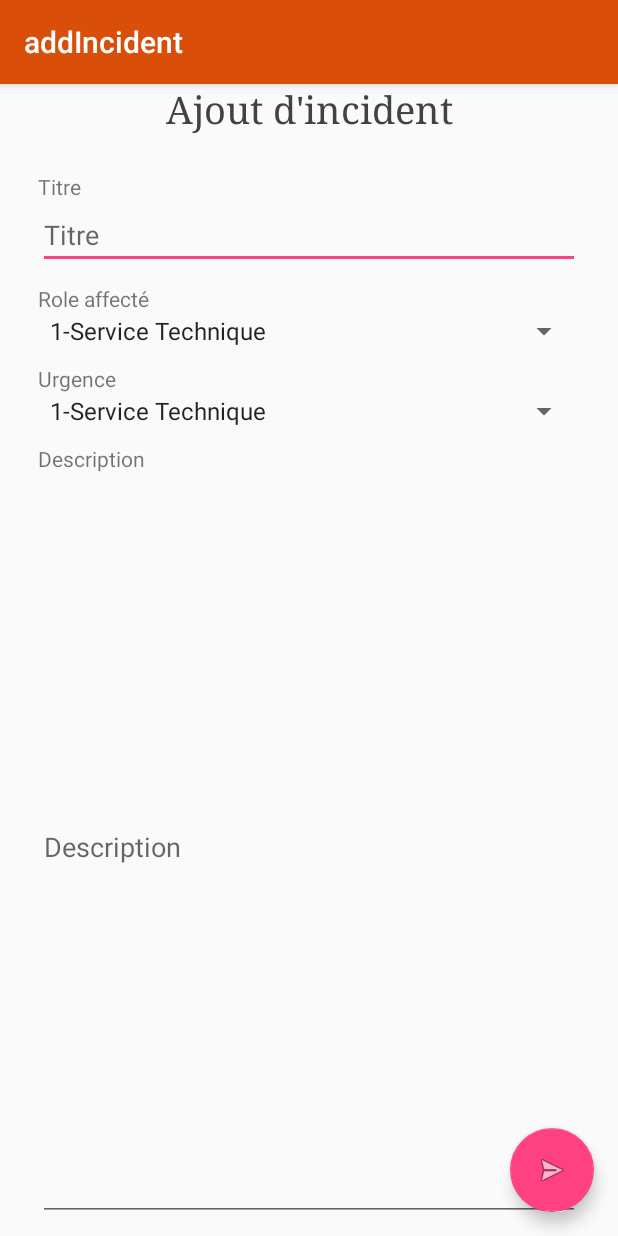
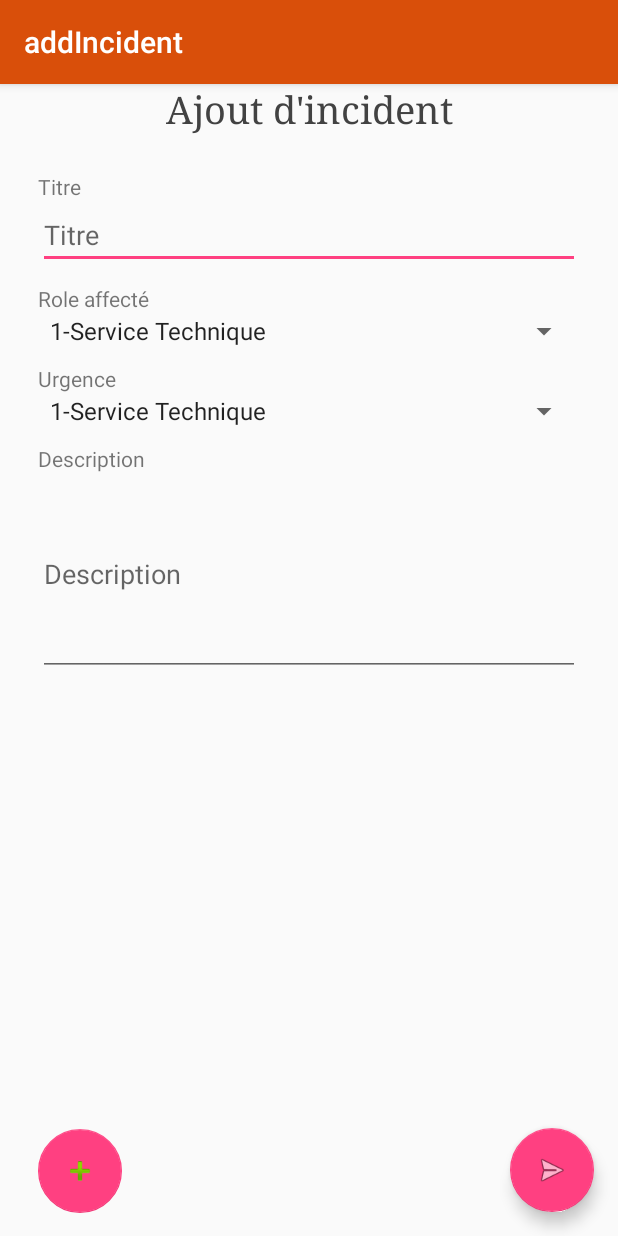
Before and after one commit to AlexanderHow/GHMAndroid2, an Android app: the addIncident screen opened directly, with no data from a screen before it, on a phone screen of 412 x 824 dp. Run offline under Robolectric (Android 15) with nearby library versions, the phone set to English and light mode, and no system bars.

Commit message:
Take photos

```diff
--- a/app/src/main/AndroidManifest.xml
+++ b/app/src/main/AndroidManifest.xml
@@ -1,6 +1,10 @@
 <?xml version="1.0" encoding="utf-8"?>
 <manifest xmlns:android="http://schemas.android.com/apk/res/android"
     package="com.td.fr.unice.polytech.ghmandroid">
+
+
+    <uses-feature android:name="android.hardware.camera"
+        android:required="true" />
 
     <application
         android:allowBackup="true"
--- a/app/src/main/java/com/td/fr/unice/polytech/ghmandroid/addIncident.java
+++ b/app/src/main/java/com/td/fr/unice/polytech/ghmandroid/addIncident.java
@@ -1,16 +1,30 @@
 package com.td.fr.unice.polytech.ghmandroid;
 
+import android.content.ContentResolver;
 import android.content.Intent;
+import android.graphics.Bitmap;
+import android.graphics.BitmapFactory;
 import android.os.Bundle;
+import android.provider.MediaStore;
 import android.support.design.widget.FloatingActionButton;
 import android.support.design.widget.Snackbar;
+import android.support.v4.view.ViewPager;
 import android.support.v7.app.AppCompatActivity;
 import android.support.v7.widget.Toolbar;
+import android.net.Uri;
 import android.text.TextUtils;
 import android.view.View;
 import android.widget.ArrayAdapter;
+import android.widget.Button;
 import android.widget.EditText;
+import android.widget.ImageView;
 import android.widget.Spinner;
+
+import com.td.fr.unice.polytech.ghmandroid.NF.CameraPreview;
+
+import java.io.ByteArrayOutputStream;
+import java.io.FileNotFoundException;
+import java.io.InputStream;
 
 public class addIncident extends AppCompatActivity {
 
@@ -18,6 +32,7 @@ public class addIncident extends AppCompatActivity {
     private Spinner userRole;
     private Spinner urgence;
     private EditText description;
+    private Bitmap image;
 
     @Override
     protected void onCreate(Bundle savedInstanceState) {
@@ -42,6 +57,19 @@ public class addIncident extends AppCompatActivity {
                 R.array.urgence_array, android.R.layout.simple_spinner_item);
         adapterUrg.setDropDownViewResource(android.R.layout.simple_spinner_dropdown_item);
         spinnerUrg.setAdapter(adapter);
+
+        FloatingActionButton cameraButton = (FloatingActionButton) findViewById(R.id.cameraButton);
+        ImageView imageView = (ImageView) findViewById(R.id.imageView);
+
+        cameraButton.setOnClickListener(new View.OnClickListener() {
+            @Override
+            public void onClick(View view) {
+                Intent intent = new Intent(MediaStore.ACTION_IMAGE_CAPTURE);
+                if (intent.resolveActivity(getPackageManager()) != null) {
+                    startActivityForResult(intent, 1);
+                }
+            }
+        });
 
         FloatingActionButton fab = (FloatingActionButton) findViewById(R.id.addIncSend);
         fab.setOnClickListener(new View.OnClickListener() {
@@ -68,4 +96,16 @@ public class addIncident extends AppCompatActivity {
 
     }
 
+
+    @Override
+    protected void onActivityResult(int requestCode, int resultCode, Intent data) {
+        if (requestCode == 1 && resultCode == RESULT_OK) {
+            ImageView imageView = (ImageView) findViewById(R.id.imageView);
+            Bundle extras = data.getExtras();
+            Bitmap imageBitmap = (Bitmap) extras.get("data");
+            this.image = imageBitmap;
+            imageView.setImageBitmap(imageBitmap);
+        }
+    }
+
 }
--- a/app/src/main/res/layout/content_add_incident.xml
+++ b/app/src/main/res/layout/content_add_incident.xml
@@ -83,7 +83,7 @@
 
     <LinearLayout
         android:layout_width="match_parent"
-        android:layout_height="match_parent"
+        android:layout_height="159dp"
         android:layout_marginBottom="10dp"
         android:orientation="vertical">
 
@@ -96,10 +96,38 @@
         <EditText
             android:id="@+id/addIncDescriInput"
             android:layout_width="match_parent"
-            android:layout_height="match_parent"
+            android:layout_height="135dp"
             android:ems="10"
             android:hint="@string/description"
             android:inputType="textMultiLine" />
 
     </LinearLayout>
+
+    <LinearLayout
+        android:layout_width="match_parent"
+        android:layout_height="match_parent"
+        android:orientation="horizontal">
+
+        <android.support.design.widget.FloatingActionButton
+            android:id="@+id/cameraButton"
+            android:layout_width="match_parent"
+            android:layout_height="wrap_content"
+            android:layout_gravity="bottom|start"
+            android:layout_marginBottom="15dp"
+            android:layout_weight="1"
+            android:clickable="true"
+            app:elevation="0dp"
+            app:srcCompat="@android:drawable/ic_input_add" />
+
+        <ImageView
+            android:id="@+id/imageView"
+            android:layout_width="167dp"
+            android:layout_height="103dp"
+            android:layout_gravity="bottom|center_horizontal"
+            android:layout_marginBottom="10dp"
+            android:layout_weight="1"
+            app:srcCompat="?android:attr/selectableItemBackgroundBorderless" />
+
+    </LinearLayout>
+
 </LinearLayout>
```
